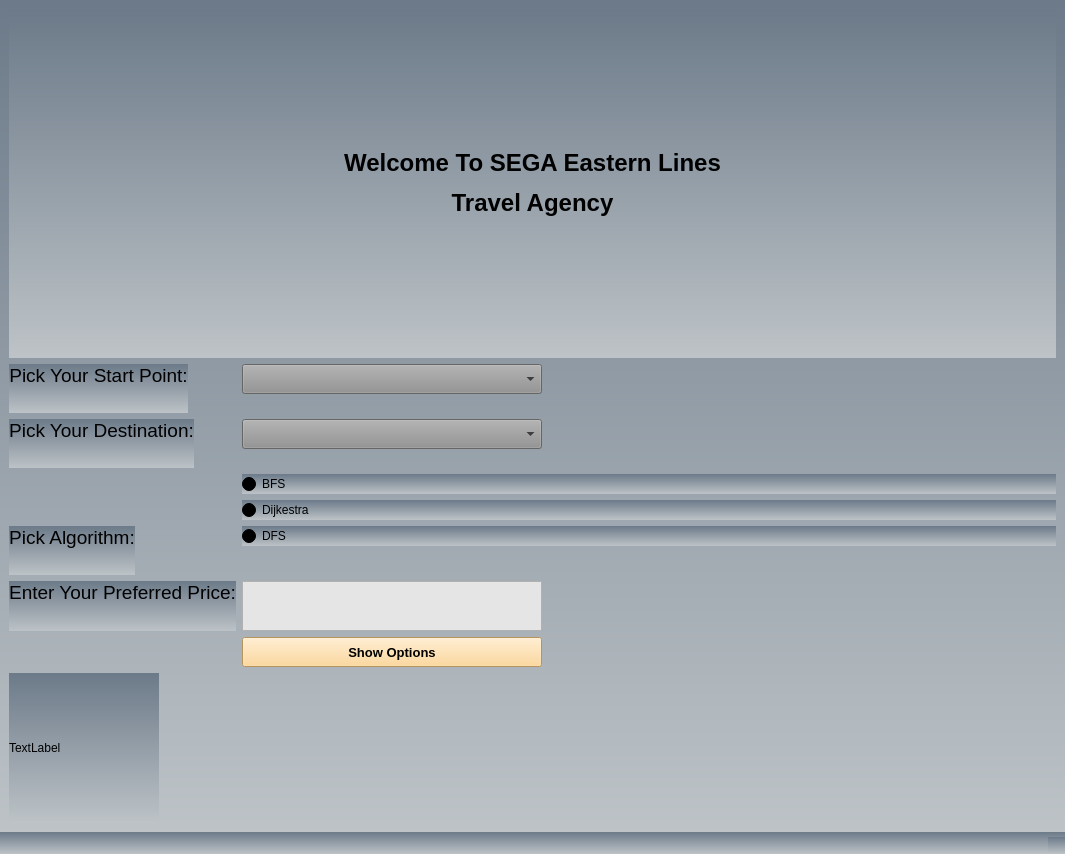
This is GuideMe/mainwindow.ui in YoussefAhmed488/GuideMe as Qt 5 draws it before an edit. The edited form follows.
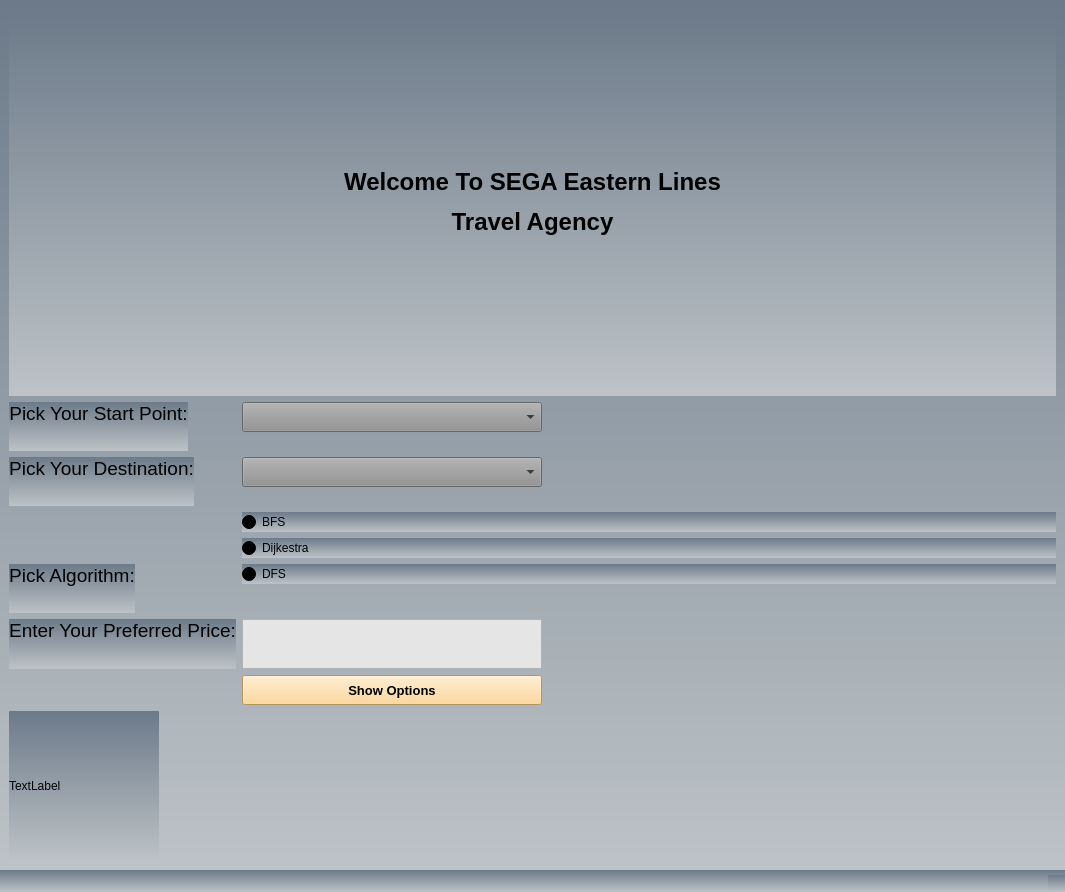
This is the edited form.

Diff of the .ui file:
```diff
--- a/GuideMe/mainwindow.ui
+++ b/GuideMe/mainwindow.ui
@@ -7,7 +7,7 @@
     <x>0</x>
     <y>0</y>
     <width>1065</width>
-    <height>854</height>
+    <height>892</height>
    </rect>
   </property>
   <property name="sizePolicy">
```
